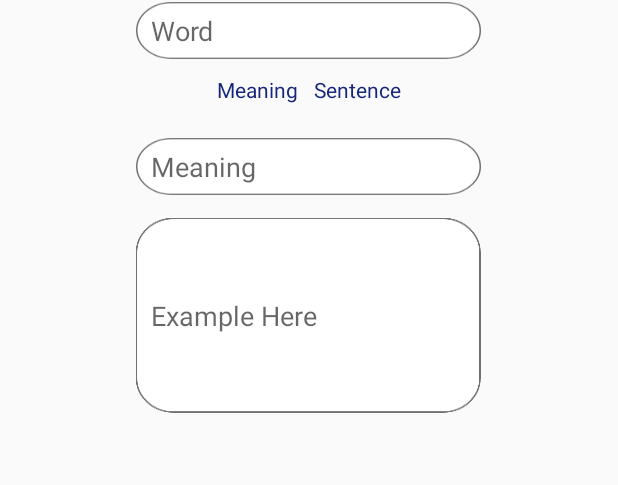
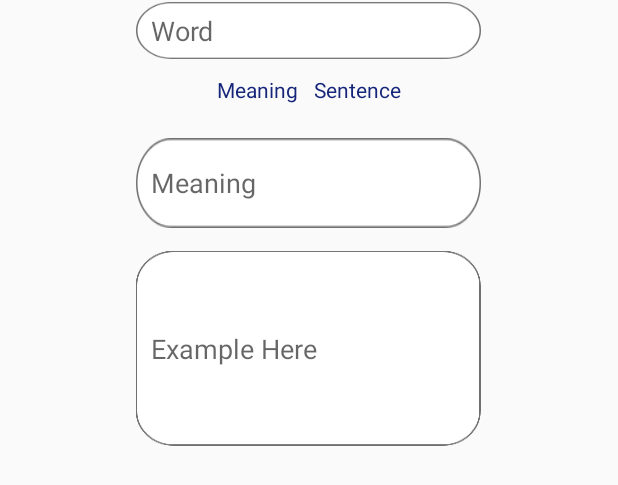
Before and after one commit to mdsagor07/ivocabuuilder, an Android app: the layout layout_dialog.xml on its own in the app's theme, with its tools: preview values and no code run, on a phone screen of 412 x 824 dp. Shown: the top 485 px of the screen. Run offline under Robolectric (Android 15) with nearby library versions, the phone set to English and light mode, and no system bars.

Commit message:
handle error

```diff
--- a/app/src/main/java/com/swagger/ivocabuilder/Data.java
+++ b/app/src/main/java/com/swagger/ivocabuilder/Data.java
@@ -4,7 +4,6 @@ package com.swagger.ivocabuilder;
 import androidx.annotation.NonNull;
 import androidx.room.ColumnInfo;
 import androidx.room.Entity;
-import androidx.room.OnConflictStrategy;
 import androidx.room.PrimaryKey;
 import androidx.room.TypeConverters;
 
@@ -18,7 +17,6 @@ public class Data {
     @ColumnInfo(name = "id")
     private int id;
 
-    @OnConflictStrategy
     @ColumnInfo(name = "word")
     private String word;
 
--- a/app/src/main/java/com/swagger/ivocabuilder/Dismiss.java
+++ b/app/src/main/java/com/swagger/ivocabuilder/Dismiss.java
@@ -116,6 +116,7 @@ public class Dismiss extends AppCompatActivity {
                         if (word.equals("") && meaning.equals("")) {
                             Toast.makeText(getApplicationContext(), "Fields Are Empty", Toast.LENGTH_SHORT).show();
                         }  else {
+
                             Data data = new Data();
                             data.setWord(word);
                             data.setMeaning(meaning);
@@ -179,6 +180,8 @@ public class Dismiss extends AppCompatActivity {
                 }
                 else
                 {
+                    Toast.makeText(Dismiss.this,"Please ensure your connection",Toast.LENGTH_SHORT).show();
+
                     GetSentence getSentence;
                     getSentence = new GetSentence();
                     getSentence.execute();
@@ -203,6 +206,8 @@ public class Dismiss extends AppCompatActivity {
 
                 }
                 else {
+                    Toast.makeText(Dismiss.this,"Please ensure your connection",Toast.LENGTH_SHORT).show();
+
                     GetMeaning getMeaning;
                     getMeaning = new GetMeaning();
                     getMeaning.execute();
--- a/app/src/main/res/layout/layout_dialog.xml
+++ b/app/src/main/res/layout/layout_dialog.xml
@@ -51,7 +51,7 @@
         android:paddingStart="10dp"
         android:paddingEnd="10dp"
         android:layout_marginTop="12dp"
-        android:layout_height="38dp"
+        android:layout_height="60dp"
         android:layout_gravity="center"
         android:background="@drawable/meaning"
         android:hint="Meaning" />
```
Also changed, not shown: app/src/main/java/com/swagger/ivocabuilder/HomeActivity.java (+48 -8 lines).
